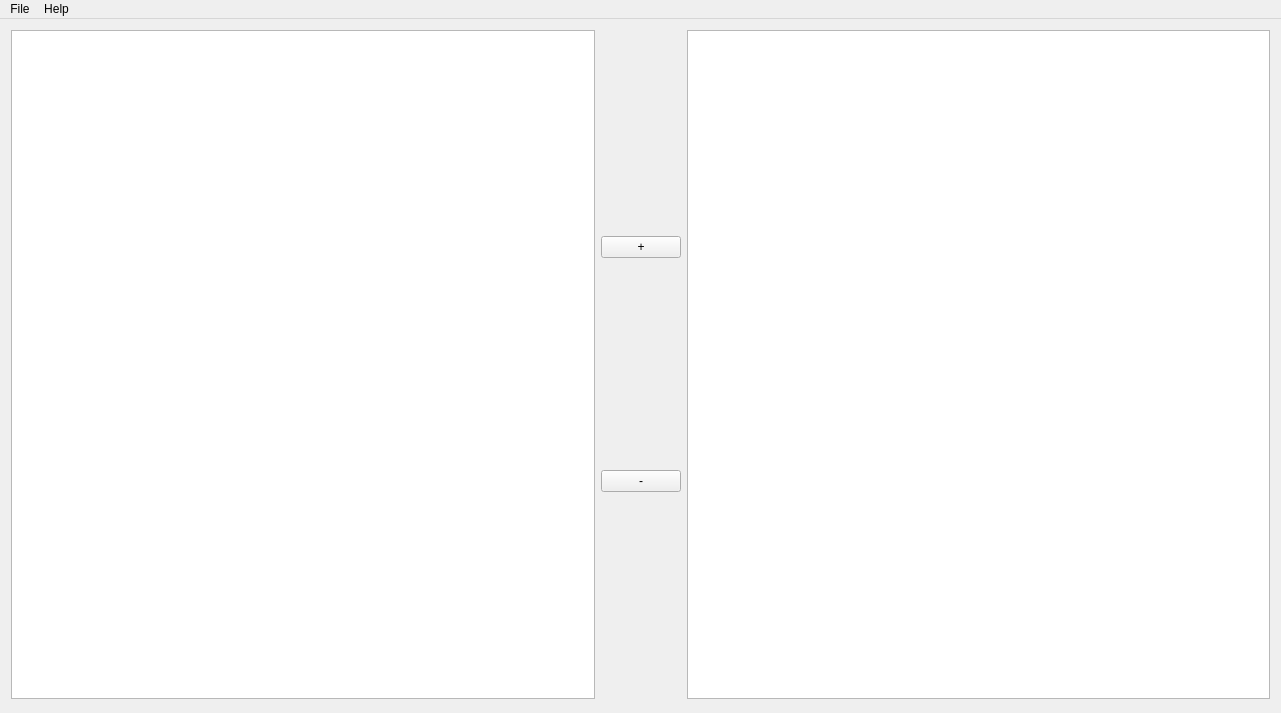
This is Ui/AoRGhostManager.ui in burninrubber0/AoRGhostManager as Qt 5 draws it before an edit. The edited form follows.
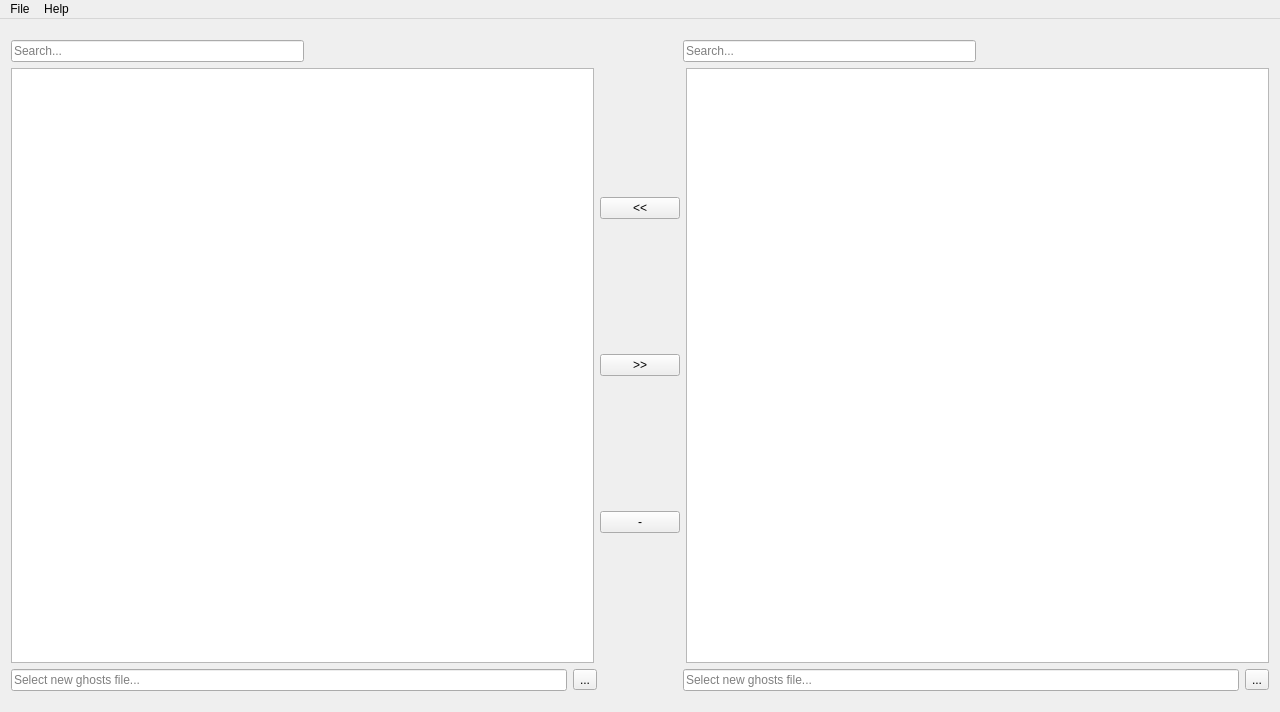
This is the edited form. Icons and pictures are not drawn.

Commit message: Save backups and implement some error checks

Diff of the .ui file:
```diff
--- a/Ui/AoRGhostManager.ui
+++ b/Ui/AoRGhostManager.ui
@@ -6,8 +6,8 @@
    <rect>
     <x>0</x>
     <y>0</y>
-    <width>1281</width>
-    <height>713</height>
+    <width>1280</width>
+    <height>712</height>
    </rect>
   </property>
   <property name="windowTitle">
@@ -18,38 +18,96 @@
     <normaloff>:/AoRGhostManager/agm_icon.ico</normaloff>:/AoRGhostManager/agm_icon.ico</iconset>
   </property>
   <widget class="QWidget" name="centralWidget">
-   <widget class="QWidget" name="horizontalLayoutWidget">
-    <property name="geometry">
-     <rect>
-      <x>0</x>
-      <y>0</y>
-      <width>1281</width>
-      <height>691</height>
-     </rect>
-    </property>
-    <layout class="QHBoxLayout" name="horizontalLayout">
+   <layout class="QVBoxLayout" name="verticalLayoutWidget">
+    <item>
+     <layout class="QVBoxLayout" name="vlytCentral">
+      <item>
+       <layout class="QHBoxLayout" name="hlytSearches">
+        <property name="topMargin">
+         <number>10</number>
+        </property>
      <item>
-      <widget class="QTableWidget" name="ghostsLeft">
-       <property name="acceptDrops">
-        <bool>true</bool>
-       </property>
-       <property name="editTriggers">
-        <set>QAbstractItemView::NoEditTriggers</set>
-       </property>
-       <property name="selectionMode">
-        <enum>QAbstractItemView::ExtendedSelection</enum>
-       </property>
-       <property name="selectionBehavior">
-        <enum>QAbstractItemView::SelectRows</enum>
-       </property>
+         <widget class="QLineEdit" name="lnPlayerGhostSearch">
+          <property name="text">
+           <string/>
+          </property>
+          <property name="placeholderText">
+           <string>Search...</string>
+          </property>
+         </widget>
+        </item>
+        <item>
+         <spacer name="spcSearch1">
+          <property name="orientation">
+           <enum>Qt::Horizontal</enum>
+          </property>
+          <property name="sizeHint" stdset="0">
+           <size>
+            <width>40</width>
+            <height>20</height>
+           </size>
+          </property>
+         </spacer>
+        </item>
+        <item>
+         <spacer name="spcSearch2">
+          <property name="orientation">
+           <enum>Qt::Horizontal</enum>
+          </property>
+          <property name="sizeType">
+           <enum>QSizePolicy::Minimum</enum>
+          </property>
+          <property name="sizeHint" stdset="0">
+           <size>
+            <width>80</width>
+            <height>20</height>
+           </size>
+          </property>
+         </spacer>
+        </item>
+        <item>
+         <widget class="QLineEdit" name="lnNewGhostSearch">
+          <property name="text">
+           <string/>
+          </property>
+          <property name="placeholderText">
+           <string>Search...</string>
+          </property>
       </widget>
      </item>
      <item>
-      <layout class="QVBoxLayout" name="verticalLayout">
+         <spacer name="spcSearch3">
+          <property name="orientation">
+           <enum>Qt::Horizontal</enum>
+          </property>
+          <property name="sizeHint" stdset="0">
+           <size>
+            <width>40</width>
+            <height>20</height>
+           </size>
+          </property>
+         </spacer>
+        </item>
+       </layout>
+      </item>
        <item>
-        <widget class="QPushButton" name="btnAddGhosts">
+       <layout class="QHBoxLayout" name="hlytTables">
+        <item>
+         <widget class="QTableWidget" name="ghostsLeft"/>
+        </item>
+        <item>
+         <layout class="QVBoxLayout" name="vlytTableButtons">
+          <item>
+           <widget class="QPushButton" name="btnTransferLeft">
          <property name="text">
-          <string>+</string>
+             <string>&lt;&lt;</string>
+            </property>
+           </widget>
+          </item>
+          <item>
+           <widget class="QPushButton" name="btnTransferRight">
+            <property name="text">
+             <string>&gt;&gt;</string>
          </property>
         </widget>
        </item>
@@ -63,30 +121,77 @@
       </layout>
      </item>
      <item>
-      <widget class="QTableWidget" name="ghostsRight">
-       <property name="acceptDrops">
-        <bool>true</bool>
-       </property>
-       <property name="editTriggers">
-        <set>QAbstractItemView::NoEditTriggers</set>
-       </property>
-       <property name="selectionMode">
-        <enum>QAbstractItemView::ExtendedSelection</enum>
-       </property>
-       <property name="selectionBehavior">
-        <enum>QAbstractItemView::SelectRows</enum>
+         <widget class="QTableWidget" name="ghostsRight"/>
+        </item>
+       </layout>
+      </item>
+      <item>
+       <layout class="QHBoxLayout" name="hlytFilePaths">
+        <property name="bottomMargin">
+         <number>10</number>
+        </property>
+        <item>
+         <widget class="QLineEdit" name="lnPlayerGhostsFile">
+          <property name="text">
+           <string/>
+          </property>
+          <property name="placeholderText">
+           <string>Select new ghosts file...</string>
+          </property>
+         </widget>
+        </item>
+        <item>
+         <widget class="QToolButton" name="btnBrowsePlayerFile">
+          <property name="text">
+           <string>...</string>
        </property>
       </widget>
      </item>
-    </layout>
-   </widget>
+        <item>
+         <spacer name="spcFilePath">
+          <property name="orientation">
+           <enum>Qt::Horizontal</enum>
+          </property>
+          <property name="sizeType">
+           <enum>QSizePolicy::Fixed</enum>
+          </property>
+          <property name="sizeHint" stdset="0">
+           <size>
+            <width>80</width>
+            <height>20</height>
+           </size>
+          </property>
+         </spacer>
+        </item>
+        <item>
+         <widget class="QLineEdit" name="lnNewGhostsFile">
+          <property name="text">
+           <string/>
+          </property>
+          <property name="placeholderText">
+           <string>Select new ghosts file...</string>
+          </property>
+         </widget>
+        </item>
+        <item>
+         <widget class="QToolButton" name="btnBrowseNewFile">
+          <property name="text">
+           <string>...</string>
+          </property>
+         </widget>
+        </item>
+       </layout>
+      </item>
+     </layout>
+    </item>
+   </layout>
   </widget>
   <widget class="QMenuBar" name="menuBar">
    <property name="geometry">
     <rect>
      <x>0</x>
      <y>0</y>
-     <width>1281</width>
+     <width>1280</width>
      <height>22</height>
     </rect>
    </property>
```
Left out of the diff: 6 changed lines with no effect on the pictures. Lines whose indentation alone changed are shown as unchanged. The commit also changes 2 other files.
